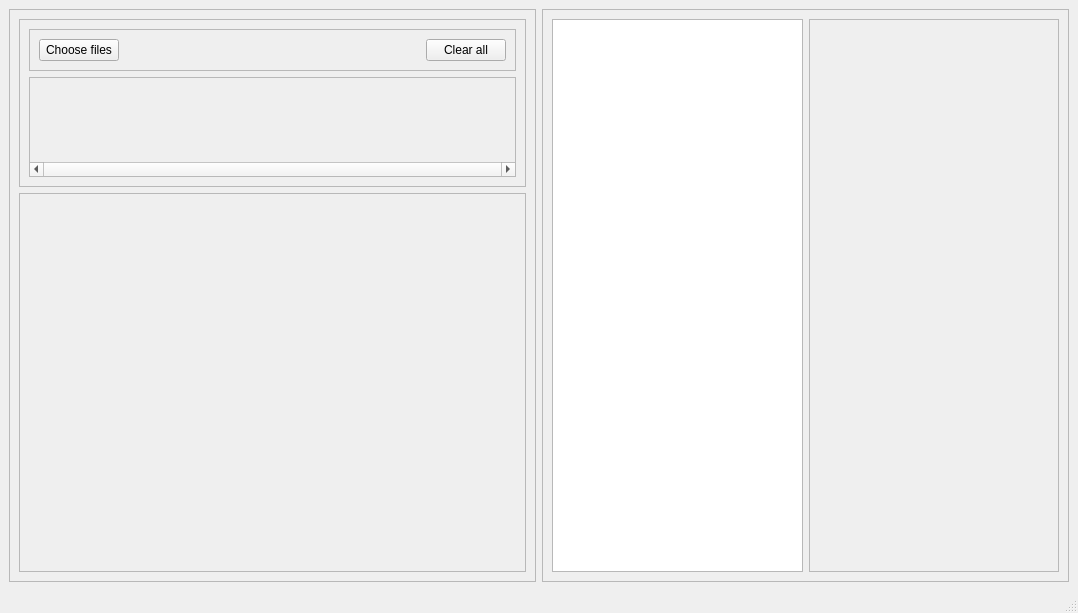
Before: the Qt Designer form src/ui/generated/mainwindow.ui in irakliskhirtladze/OCR_viewer, drawn with Qt 5.
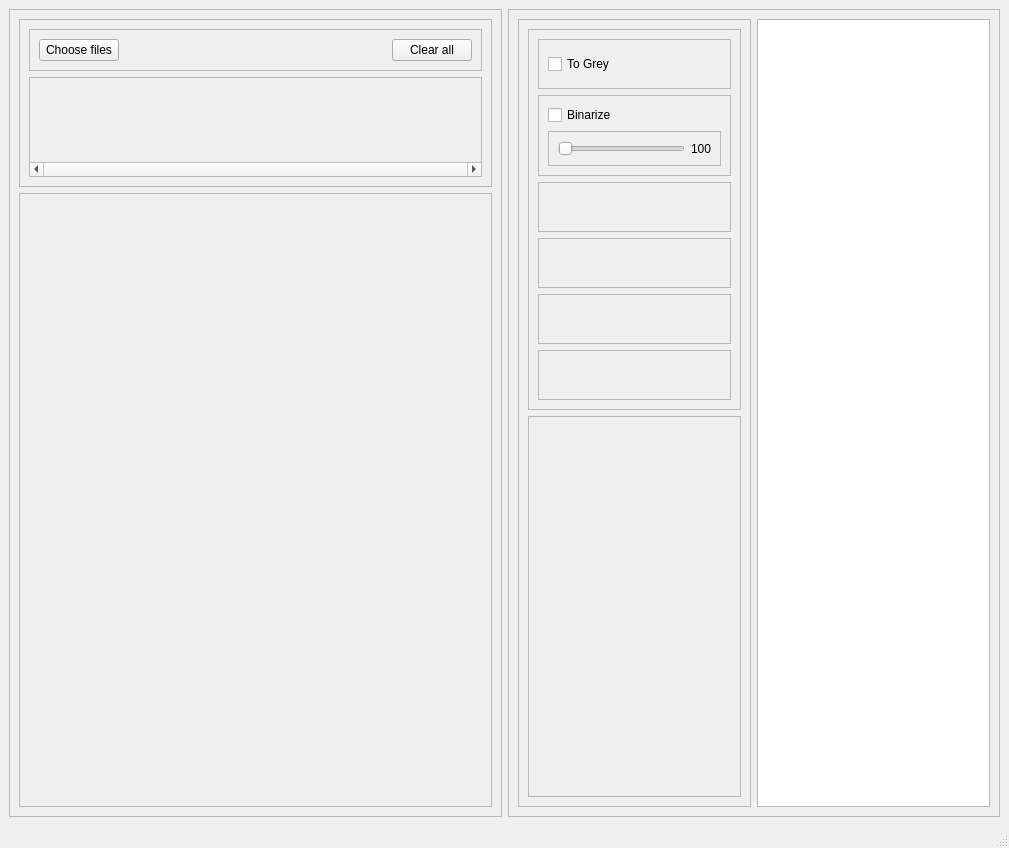
After: the same form once the commit is applied. Custom widgets are drawn as their Qt base class.

Diff of the .ui file:
```diff
--- a/src/ui/generated/mainwindow.ui
+++ b/src/ui/generated/mainwindow.ui
@@ -6,8 +6,8 @@
    <rect>
     <x>0</x>
     <y>0</y>
-    <width>1078</width>
-    <height>613</height>
+    <width>1009</width>
+    <height>848</height>
    </rect>
   </property>
   <property name="windowTitle">
@@ -112,7 +112,7 @@
               <rect>
                <x>0</x>
                <y>0</y>
-               <width>485</width>
+               <width>451</width>
                <height>86</height>
               </rect>
              </property>
@@ -144,19 +144,168 @@
        <enum>QFrame::Shadow::Raised</enum>
       </property>
       <layout class="QHBoxLayout" name="horizontalLayout_2" stretch="1,1">
+       <item>
+        <widget class="QFrame" name="control_cont">
+         <property name="frameShape">
+          <enum>QFrame::Shape::StyledPanel</enum>
+         </property>
+         <property name="frameShadow">
+          <enum>QFrame::Shadow::Raised</enum>
+         </property>
+         <layout class="QVBoxLayout" name="verticalLayout_3">
+          <item>
+           <widget class="QFrame" name="filter_cont">
+            <property name="frameShape">
+             <enum>QFrame::Shape::StyledPanel</enum>
+            </property>
+            <property name="frameShadow">
+             <enum>QFrame::Shadow::Raised</enum>
+            </property>
+            <layout class="QVBoxLayout" name="verticalLayout_4">
+             <item>
+              <widget class="QFrame" name="grey_filter">
+               <property name="frameShape">
+                <enum>QFrame::Shape::StyledPanel</enum>
+               </property>
+               <property name="frameShadow">
+                <enum>QFrame::Shadow::Raised</enum>
+               </property>
+               <layout class="QHBoxLayout" name="horizontalLayout_4">
+                <item>
+                 <widget class="QCheckBox" name="grey_chbx">
+                  <property name="text">
+                   <string>To Grey</string>
+                  </property>
+                 </widget>
+                </item>
+               </layout>
+              </widget>
+             </item>
+             <item>
+              <widget class="QFrame" name="binary_filter">
+               <property name="frameShape">
+                <enum>QFrame::Shape::StyledPanel</enum>
+               </property>
+               <property name="frameShadow">
+                <enum>QFrame::Shadow::Raised</enum>
+               </property>
+               <layout class="QVBoxLayout" name="verticalLayout_5">
+                <item>
+                 <widget class="QCheckBox" name="binarize_chbx">
+                  <property name="text">
+                   <string>Binarize</string>
+                  </property>
+                 </widget>
+                </item>
+                <item>
+                 <widget class="QFrame" name="frame">
+                  <property name="frameShape">
+                   <enum>QFrame::Shape::StyledPanel</enum>
+                  </property>
+                  <property name="frameShadow">
+                   <enum>QFrame::Shadow::Raised</enum>
+                  </property>
+                  <layout class="QHBoxLayout" name="horizontalLayout_5">
+                   <item>
+                    <widget class="QSlider" name="binarize_slider">
+                     <property name="maximum">
+                      <number>255</number>
+                     </property>
+                     <property name="orientation">
+                      <enum>Qt::Orientation::Horizontal</enum>
+                     </property>
+                     <property name="tickPosition">
+                      <enum>QSlider::TickPosition::NoTicks</enum>
+                     </property>
+                     <property name="tickInterval">
+                      <number>0</number>
+                     </property>
+                    </widget>
+                   </item>
+                   <item>
+                    <widget class="QLabel" name="binarize_val_lbl">
+                     <property name="minimumSize">
+                      <size>
+                       <width>20</width>
+                       <height>0</height>
+                      </size>
+                     </property>
+                     <property name="maximumSize">
+                      <size>
+                       <width>20</width>
+                       <height>16777215</height>
+                      </size>
+                     </property>
+                     <property name="text">
+                      <string>100</string>
+                     </property>
+                    </widget>
+                   </item>
+                  </layout>
+                 </widget>
+                </item>
+               </layout>
+              </widget>
+             </item>
+             <item>
+              <widget class="QFrame" name="invert_filter">
+               <property name="frameShape">
+                <enum>QFrame::Shape::StyledPanel</enum>
+               </property>
+               <property name="frameShadow">
+                <enum>QFrame::Shadow::Raised</enum>
+               </property>
+              </widget>
+             </item>
+             <item>
+              <widget class="QFrame" name="gaussian_filter">
+               <property name="frameShape">
+                <enum>QFrame::Shape::StyledPanel</enum>
+               </property>
+               <property name="frameShadow">
+                <enum>QFrame::Shadow::Raised</enum>
+               </property>
+              </widget>
+             </item>
+             <item>
+              <widget class="QFrame" name="median_filter">
+               <property name="frameShape">
+                <enum>QFrame::Shape::StyledPanel</enum>
+               </property>
+               <property name="frameShadow">
+                <enum>QFrame::Shadow::Raised</enum>
+               </property>
+              </widget>
+             </item>
+             <item>
+              <widget class="QFrame" name="dilate_erode_filter">
+               <property name="frameShape">
+                <enum>QFrame::Shape::StyledPanel</enum>
+               </property>
+               <property name="frameShadow">
+                <enum>QFrame::Shadow::Raised</enum>
+               </property>
+              </widget>
+             </item>
+            </layout>
+           </widget>
+          </item>
+          <item>
+           <widget class="QFrame" name="ocr_settings_cont">
+            <property name="frameShape">
+             <enum>QFrame::Shape::StyledPanel</enum>
+            </property>
+            <property name="frameShadow">
+             <enum>QFrame::Shadow::Raised</enum>
+            </property>
+           </widget>
+          </item>
+         </layout>
+        </widget>
+       </item>
        <item>
         <widget class="QTextEdit" name="text_edit"/>
        </item>
-       <item>
-        <widget class="QFrame" name="filter_cont">
-         <property name="frameShape">
-          <enum>QFrame::Shape::StyledPanel</enum>
-         </property>
-         <property name="frameShadow">
-          <enum>QFrame::Shadow::Raised</enum>
-         </property>
-        </widget>
-       </item>
       </layout>
      </widget>
     </item>
```
